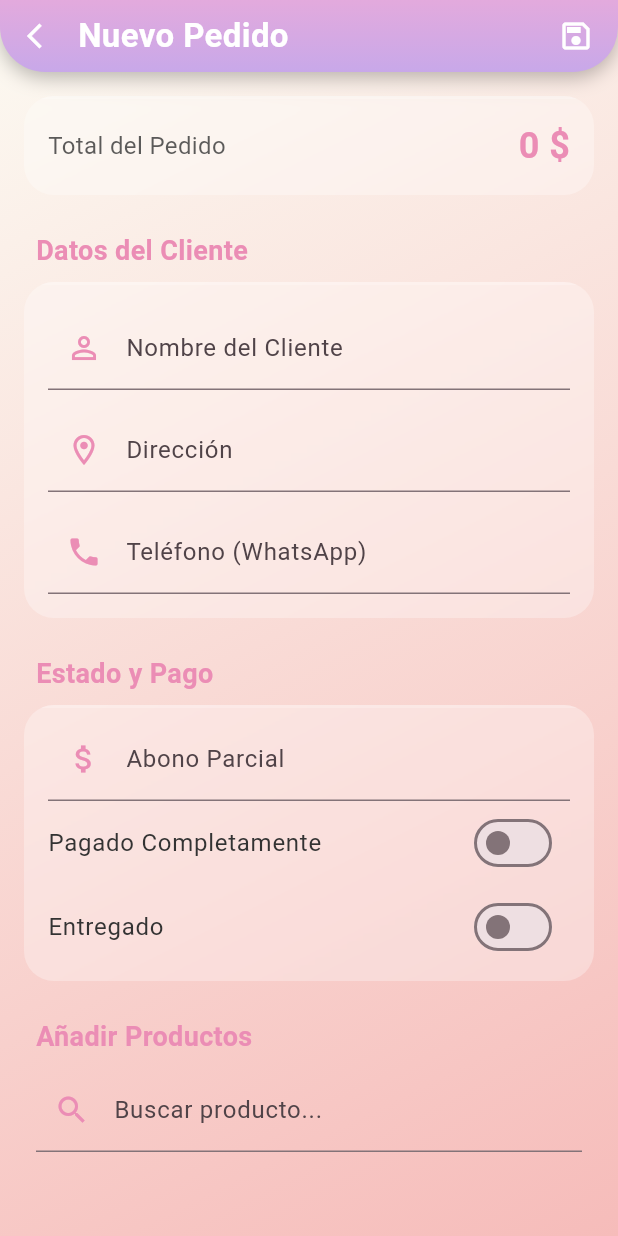
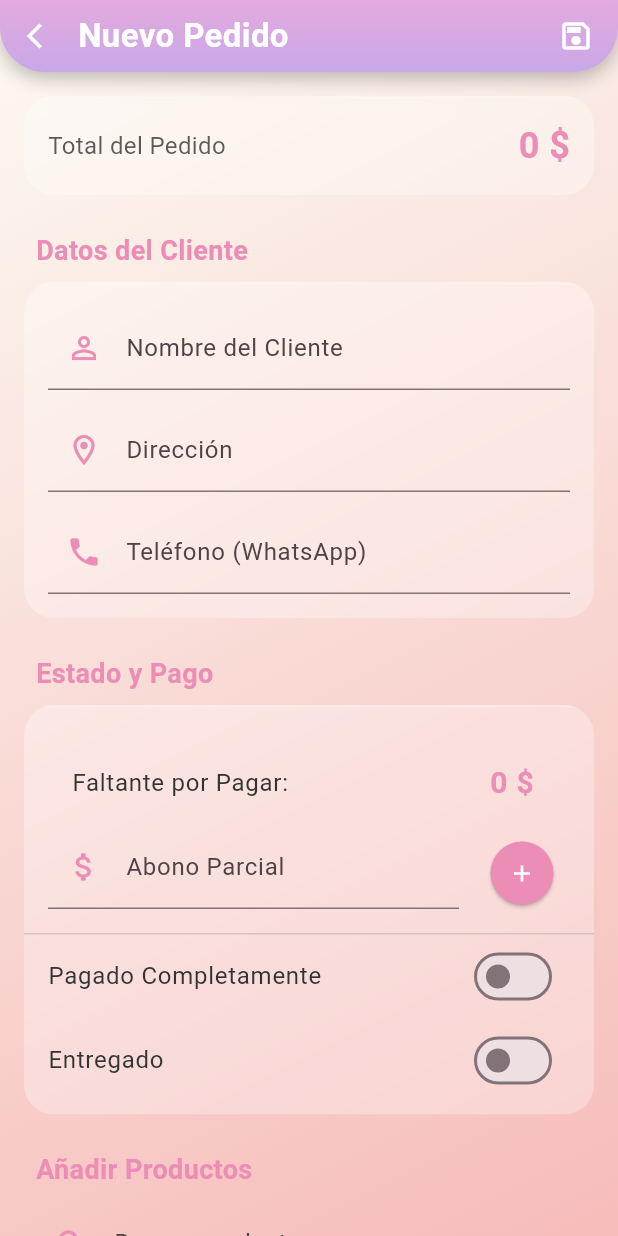
Before and after one commit to yesithflorez1019-pixel/Pedacito-De-Cielo, a Flutter app: the RegistrarPedidoPage screen opened directly with empty values, on a phone screen of 412 x 824 dp. Run offline on Flutter 3.47's test engine with Material 3 defaults, Android fonts, the phone set to English and light mode, and no system bars; our stand-ins replace firebase_auth, firebase_core, firebase_storage, fl_chart, geolocator, google_maps_flutter and 4 more; missing offline and left inert: workmanager; accounts and stored records are empty.

Commit message:
version estable v1

```diff
--- a/lib/main.dart
+++ b/lib/main.dart
@@ -240,7 +240,7 @@ class _HomePageState extends State<HomePage> {
                                 style: const TextStyle(fontSize: 24, fontWeight: FontWeight.bold, color: Colors.white),
                               ),
                                const Text(
-                                'Recuerda siempre sonreir, a tu novio le encanta verde sonreir.💙',
+                                'Recuerda siempre sonreir, a tu novio le encanta verte sonreir.💙',
                                 style: TextStyle(fontSize: 16, color: Colors.white70),
                               ),
                             ],
--- a/lib/registrar_pedido.dart
+++ b/lib/registrar_pedido.dart
@@ -47,6 +47,8 @@ class _RegistrarPedidoPageState extends State<RegistrarPedidoPage> {
     super.initState();
     searchController.addListener(filtrarProductos);
     _loadData();
+    pagoParcialController.addListener(() => setState(() {}));
+
   }
 
   @override
@@ -103,6 +105,64 @@ class _RegistrarPedidoPageState extends State<RegistrarPedidoPage> {
     }
   }
 
+void _mostrarDialogoSumarAbono() {
+  final abonoAdicionalController = TextEditingController();
+  String? errorText;
+
+
+  showDialog(
+    context: context,
+    builder: (context) {
+      return StatefulBuilder(
+        builder: (context, setStateDialog) {
+          return AlertDialog(
+
+            shape: RoundedRectangleBorder(borderRadius: BorderRadius.circular(20)),
+            title: const Text('Sumar al Abono'),
+            content: TextFormField(
+              controller: abonoAdicionalController,
+              keyboardType: TextInputType.number,
+              autofocus: true,
+              decoration: InputDecoration(
+                labelText: 'Monto a agregar',
+                prefixIcon: const Icon(Icons.add_shopping_cart, color: kColorPrimary),
+
+                errorText: errorText,
+              ),
+            ),
+            actions: [
+              TextButton(
+                onPressed: () => Navigator.of(context).pop(),
+                child: const Text('Cancelar'),
+              ),
+              ElevatedButton(
+                onPressed: () {
+                  final abonoActual = double.tryParse(pagoParcialController.text) ?? 0.0;
+                  final abonoAdicional = double.tryParse(abonoAdicionalController.text) ?? 0.0;
+
+
+                  if (abonoActual + abonoAdicional > totalPedido) {
+                    setStateDialog(() {
+                      errorText = 'El abono supera el total del pedido.';
+                    });
+                  } else {
+
+                    final nuevoTotal = abonoActual + abonoAdicional;
+                    setState(() {
+                      pagoParcialController.text = nuevoTotal.toStringAsFixed(0);
+                    });
+                    Navigator.of(context).pop();
+                  }
+                },
+                child: const Text('Agregar'),
+              ),
+            ],
+          );
+        },
+      );
+    },
+  );
+}
 
   void filtrarProductos() {
     final query = searchController.text.toLowerCase();
@@ -435,13 +495,37 @@ class _RegistrarPedidoPageState extends State<RegistrarPedidoPage> {
   }
 
   Widget _buildPagoCard() {
+  // --- ✅ Lógica de cálculo en tiempo real ---
+  final abono = double.tryParse(pagoParcialController.text) ?? 0.0;
+  final faltante = (totalPedido - abono).clamp(0, totalPedido); // clamp() evita negativos
+
   return AcrylicCard(
     child: Padding(
       padding: const EdgeInsets.symmetric(vertical: 8),
       child: Column(
         children: [
+          // --- El nuevo campo "Faltante" ---
           Padding(
-            padding: const EdgeInsets.symmetric(horizontal: 16.0),
+            padding: const EdgeInsets.fromLTRB(16, 16, 16, 0),
+            child: ListTile(
+              title: const Text('Faltante por Pagar:', style: TextStyle(color: kColorTextDark)),
+              trailing: Text(
+                faltante.aPesos(), // Usamos tu formateador de moneda
+                style: const TextStyle(
+                  fontSize: 20,
+                  fontWeight: FontWeight.bold,
+                  color: kColorPrimary,
+                ),
+              ),
+            ),
+          ),
+
+          Padding(
+            padding: const EdgeInsets.fromLTRB(16, 0, 16, 16),
+            child: Row(
+              crossAxisAlignment: CrossAxisAlignment.end,
+              children: [
+                Expanded(
                   child: TextFormField(
                     controller: pagoParcialController,
                     keyboardType: TextInputType.number,
@@ -452,6 +536,20 @@ class _RegistrarPedidoPageState extends State<RegistrarPedidoPage> {
                     ),
                   ),
                 ),
+                const SizedBox(width: 10),
+                ElevatedButton(
+                  onPressed: _mostrarDialogoSumarAbono,
+                  style: ElevatedButton.styleFrom(
+                    shape: const CircleBorder(),
+                    padding: const EdgeInsets.all(12),
+                    backgroundColor: kColorPrimary,
+                  ),
+                  child: const Icon(Icons.add, color: Colors.white),
+                ),
+              ],
+            ),
+          ),
+          const Divider(height: 1),
           SwitchListTile(
             title: const Text('Pagado Completamente', style: TextStyle(color: kColorTextDark)),
             value: pagado,
```
Also changed, not shown: lib/a.dart (added). Lines whose indentation alone changed are shown as unchanged.
